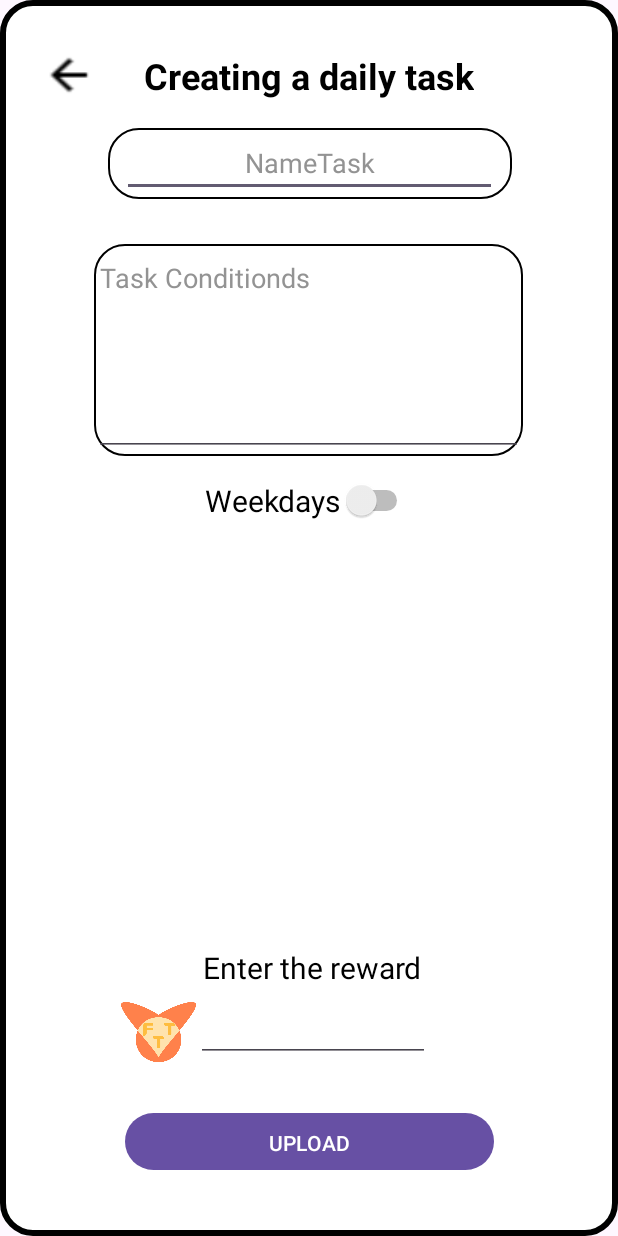
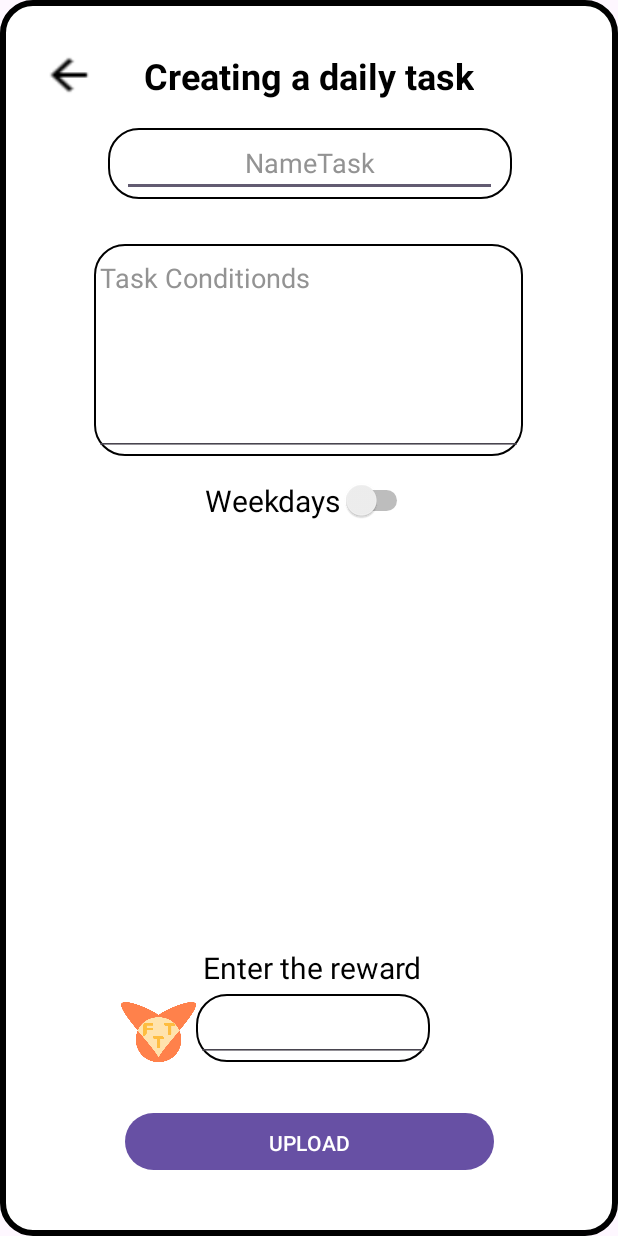
Before and after one commit to Danyk565/Family_T_T, an Android app: the layout activity_daily_tasks.xml on its own in the app's theme, with its tools: preview values and no code run, on a phone screen of 412 x 824 dp. Run offline under Robolectric (Android 15) with nearby library versions, the light colour scheme and no system bars; Roboto replaces fonts that are not available here.

Commit message:
дизайн разовых задач 2+дизайн ежедневных задач

```diff
--- a/app/src/main/AndroidManifest.xml
+++ b/app/src/main/AndroidManifest.xml
@@ -15,6 +15,10 @@
         android:supportsRtl="true"
         android:theme="@style/Theme.Family_Task_Tracker"
         tools:targetApi="31">
+        <activity
+            android:name=".Entering_marafon"
+            android:exported="false"
+            android:theme="@style/Entering_marafon"/>
         <activity
             android:name=".Link_parent"
             android:exported="false" />
--- a/app/src/main/java/com/example/family_task_tracker/Entering_bonus_task.java
+++ b/app/src/main/java/com/example/family_task_tracker/Entering_bonus_task.java
@@ -70,7 +70,6 @@ public class Entering_bonus_task extends AppCompatActivity {
         Button upload_task = findViewById(R.id.upload_task);
         EditText Name_task = findViewById(R.id.Name_task);
         EditText Task_control = findViewById(R.id.Task_conditions);
-        EditText Scores = findViewById(R.id.scores_et);
         Switch switch1 = findViewById(R.id.switch1);
         if (switch1.isChecked()) {
             hours.setVisibility(View.VISIBLE);
@@ -127,12 +126,11 @@ public class Entering_bonus_task extends AppCompatActivity {
                     String str_Guid = String.valueOf(java.util.UUID.randomUUID());
                     task_map.put("tasks/"+"bonus_tasks/"+str_Guid+"/name_task", Name_task.getText().toString());
                     task_map.put("tasks/"+"bonus_tasks/"+str_Guid+"/condition", Task_control.getText().toString());
-                    task_map.put("tasks/"+"bonus_tasks/"+str_Guid+"/scores", Scores.getText().toString());
                     UserRef.updateChildren(task_map);
                     //Map<String,Object> task_condition = new HashMap<>();
 
                     // UserRef.updateChildren(task_condition);
-                    finish();
+                    //finish();
                 }
             }
         });
--- a/app/src/main/res/layout/activity_daily_tasks.xml
+++ b/app/src/main/res/layout/activity_daily_tasks.xml
@@ -19,6 +19,15 @@
         app:layout_constraintStart_toStartOf="parent"
         app:layout_constraintTop_toTopOf="parent"
         app:layout_constraintVertical_bias="0.03" />
+    <ImageView
+        android:id="@+id/imageView4"
+        android:layout_width="156dp"
+        android:layout_height="45dp"
+        android:background="@drawable/danil_loh"
+        app:layout_constraintBottom_toBottomOf="@+id/editTextNumber2"
+        app:layout_constraintEnd_toEndOf="@+id/editTextNumber2"
+        app:layout_constraintStart_toStartOf="@+id/editTextNumber2"
+        app:layout_constraintTop_toTopOf="@+id/editTextNumber2" />
 
     <TextView
         android:id="@+id/textView8"
--- a/app/src/main/res/values/styles.xml
+++ b/app/src/main/res/values/styles.xml
@@ -11,6 +11,10 @@
         <item name="android:windowIsTranslucent">true</item>
         <item name="android:windowCloseOnTouchOutside">true</item>
     </style>
+    <style name="Entering_marafon" parent="Theme.AppCompat">
+        <item name="android:windowIsTranslucent">true</item>
+        <item name="android:windowCloseOnTouchOutside">true</item>
+    </style>
     <style name="AppTheme.Picker" parent="Theme.AppCompat.Light.NoActionBar" >
         <item name="android:textColorPrimary">@android:color/black</item>
     </style>
```
Also changed, not shown: app/src/main/java/com/example/family_task_tracker/Entering_marafon.java (added, +55 -0 lines), app/src/main/java/com/example/family_task_tracker/Parent_account.java (+7 -0 lines), app/src/main/res/layout/activity_entering_marafon.xml (added, +11 -0 lines).
